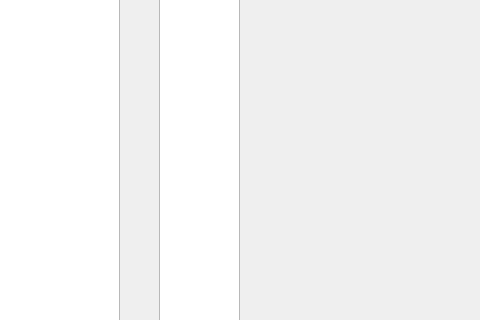
RichardHitier/tryQt, file ColorTable/mainwindow.ui: the form before one commit; both pictures show x 411 to 891 and y 247 to 567 of the 891 by 740 pixel window.
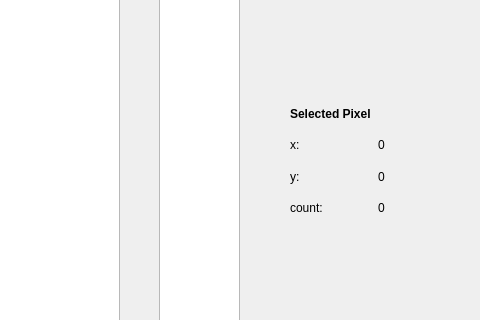
The form after the commit.

Commit message: Show pos/count in widget at signal received

Diff of the .ui file:
```diff
--- a/ColorTable/mainwindow.ui
+++ b/ColorTable/mainwindow.ui
@@ -84,6 +84,73 @@
      </item>
     </layout>
    </widget>
+   <widget class="QWidget" name="gridLayoutWidget_2">
+    <property name="geometry">
+     <rect>
+      <x>690</x>
+      <y>320</y>
+      <width>191</width>
+      <height>141</height>
+     </rect>
+    </property>
+    <layout class="QGridLayout" name="gridLayout_2">
+     <item row="1" column="1">
+      <widget class="QLabel" name="label_3">
+       <property name="text">
+        <string>x:</string>
+       </property>
+      </widget>
+     </item>
+     <item row="3" column="1">
+      <widget class="QLabel" name="label_4">
+       <property name="text">
+        <string>count:</string>
+       </property>
+      </widget>
+     </item>
+     <item row="2" column="1">
+      <widget class="QLabel" name="label_5">
+       <property name="text">
+        <string>y:</string>
+       </property>
+      </widget>
+     </item>
+     <item row="1" column="2">
+      <widget class="QLabel" name="xLabel">
+       <property name="text">
+        <string>0</string>
+       </property>
+      </widget>
+     </item>
+     <item row="2" column="2">
+      <widget class="QLabel" name="yLabel">
+       <property name="text">
+        <string>0</string>
+       </property>
+      </widget>
+     </item>
+     <item row="3" column="2">
+      <widget class="QLabel" name="countLabel">
+       <property name="text">
+        <string>0</string>
+       </property>
+      </widget>
+     </item>
+     <item row="0" column="1" colspan="2">
+      <widget class="QLabel" name="label_2">
+       <property name="font">
+        <font>
+         <weight>75</weight>
+         <bold>true</bold>
+        </font>
+       </property>
+       <property name="text">
+        <string>Selected Pixel</string>
+       </property>
+      </widget>
+     </item>
+    </layout>
+   </widget>
   </widget>
   <widget class="QMenuBar" name="menuBar">
    <property name="geometry">
```
The commit also changes 1 other file.
